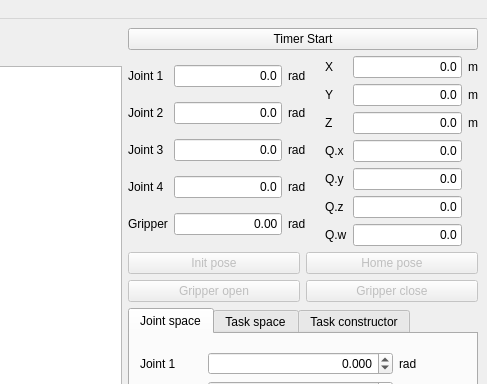
First picture: the form in open_manipulator_x_gui/ui/main_window.ui, repository ROBOTIS-GIT/open_manipulator, before the edit; both pictures show x 413 to 900 and y 0 to 384 of the 900 by 759 pixel window.
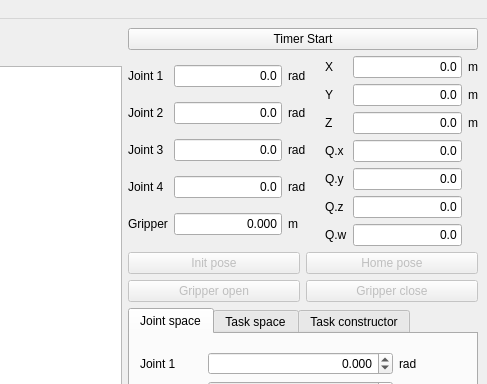
Second picture: the form after the edit. The open tabs and pages were chosen to show the change. Icons and pictures are not drawn.

Patch:
```diff
--- a/open_manipulator_x_gui/ui/main_window.ui
+++ b/open_manipulator_x_gui/ui/main_window.ui
@@ -172,7 +172,7 @@
             <item row="4" column="2">
              <widget class="QLabel" name="label_39">
               <property name="text">
-               <string>rad</string>
+               <string>m</string>
               </property>
              </widget>
             </item>
@@ -230,7 +230,7 @@
                <enum>Qt::LeftToRight</enum>
               </property>
               <property name="text">
-               <string>0.00</string>
+               <string>0.000</string>
               </property>
               <property name="alignment">
                <set>Qt::AlignRight|Qt::AlignTrailing|Qt::AlignVCenter</set>
```
Left out of the diff: 2 changed lines with no effect on the pictures.
